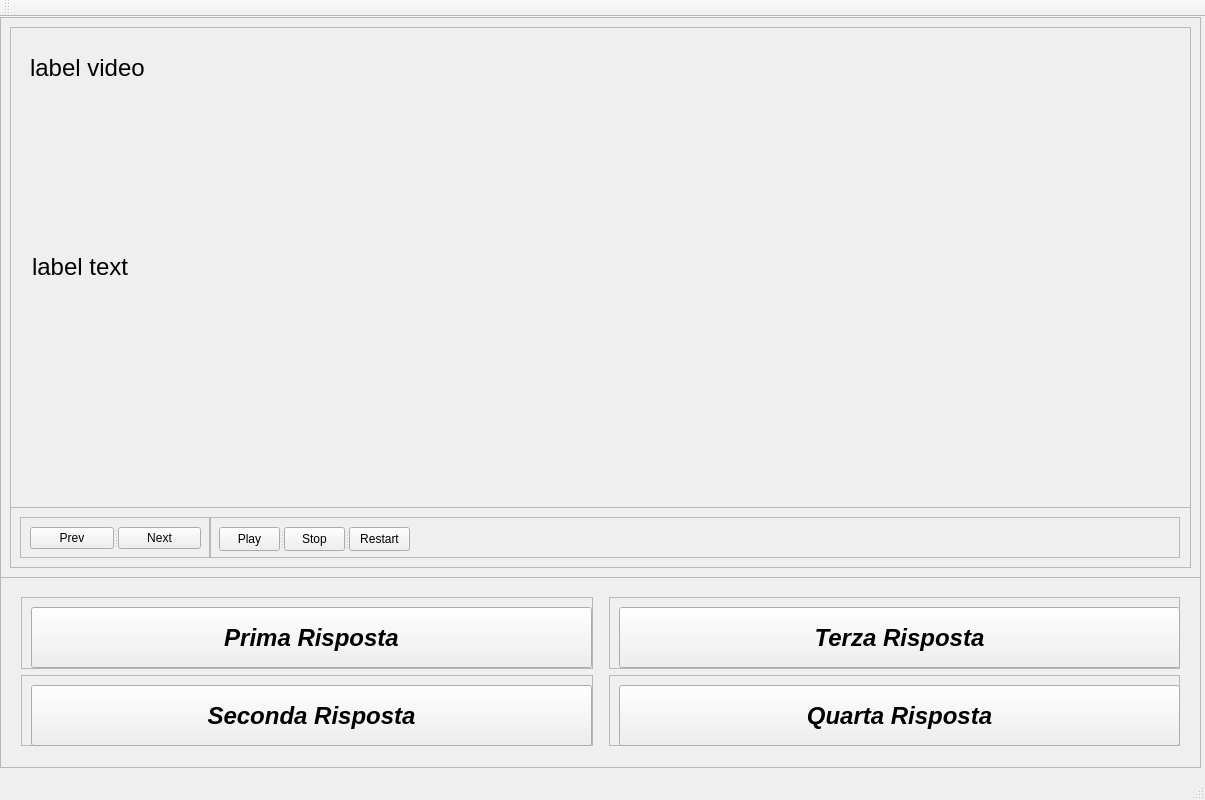
First picture: the form in cervellone.ui, repository AndreaCorna/cervellone, before the edit.
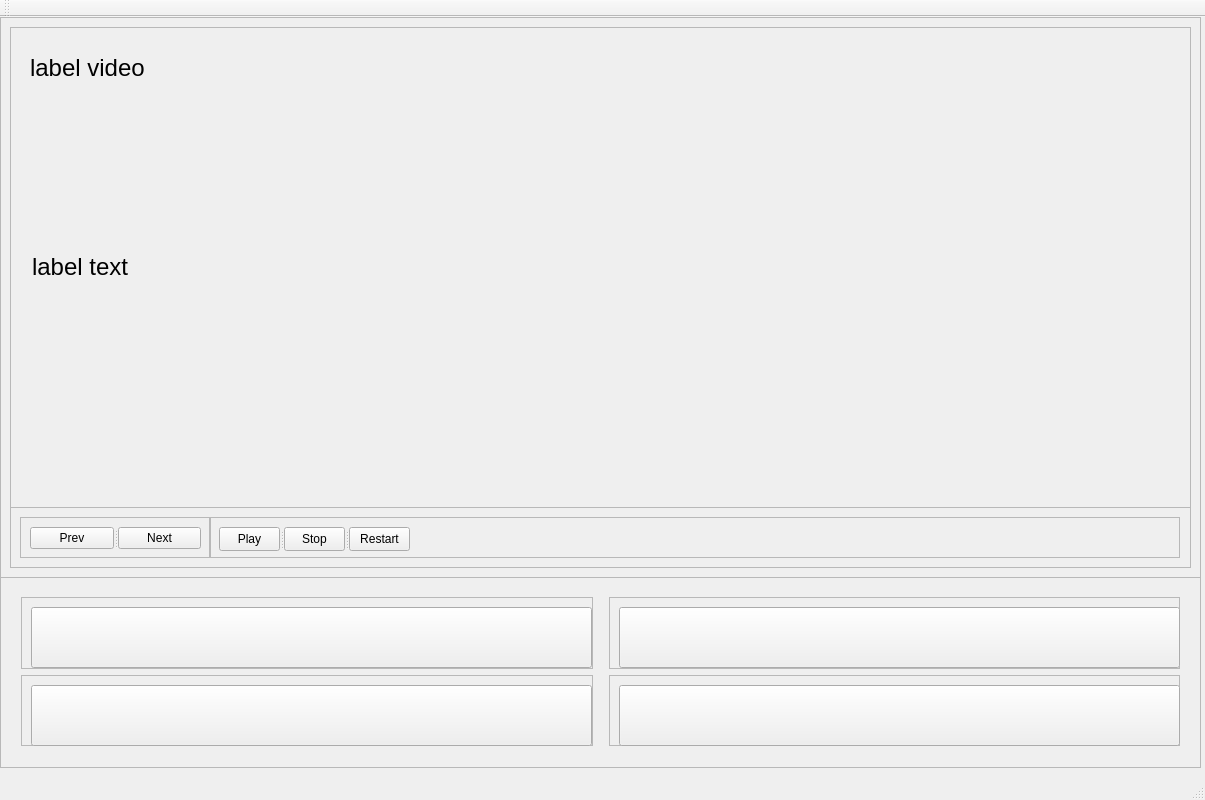
Second picture: the form after the edit. Custom widgets are drawn as their Qt base class.

Diff of the .ui file:
```diff
--- a/cervellone.ui
+++ b/cervellone.ui
@@ -67,7 +67,7 @@
             </font>
            </property>
            <property name="text">
-            <string>Prima Risposta</string>
+            <string/>
            </property>
           </widget>
          </widget>
@@ -98,7 +98,7 @@
             </font>
            </property>
            <property name="text">
-            <string>Seconda Risposta</string>
+            <string/>
            </property>
           </widget>
          </widget>
@@ -149,7 +149,7 @@
             </font>
            </property>
            <property name="text">
-            <string>Terza Risposta</string>
+            <string/>
            </property>
           </widget>
          </widget>
@@ -180,7 +180,7 @@
             </font>
            </property>
            <property name="text">
-            <string>Quarta Risposta</string>
+            <string/>
            </property>
           </widget>
          </widget>
```
Left out of the diff: 32 changed lines with no effect on the pictures.
